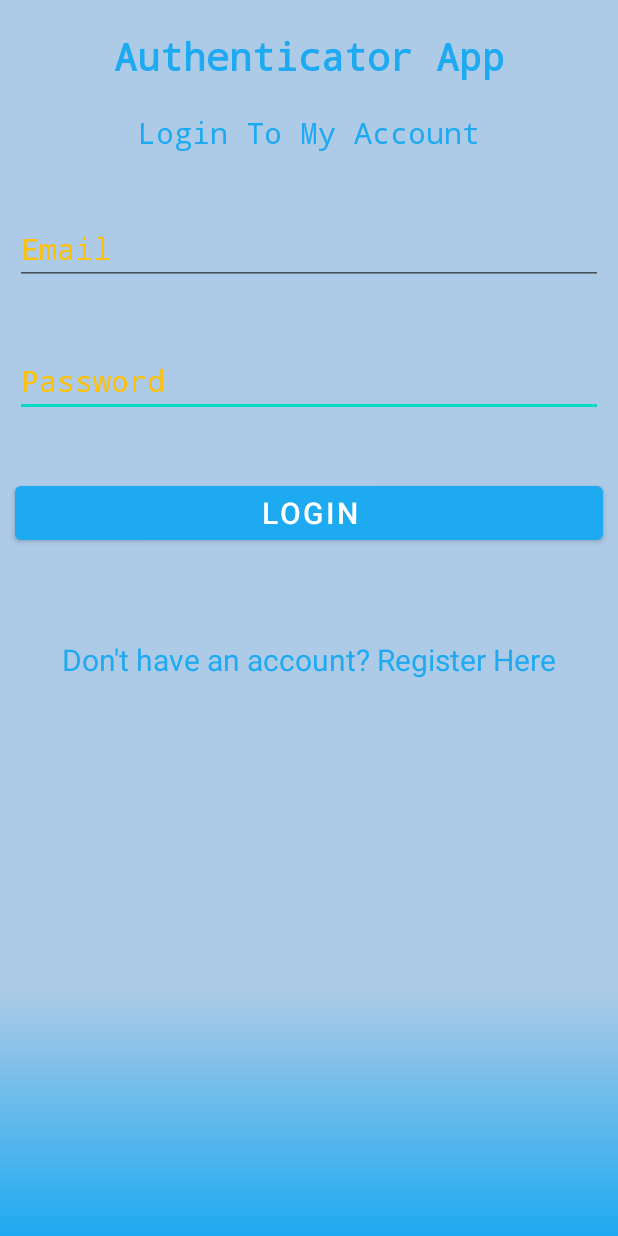
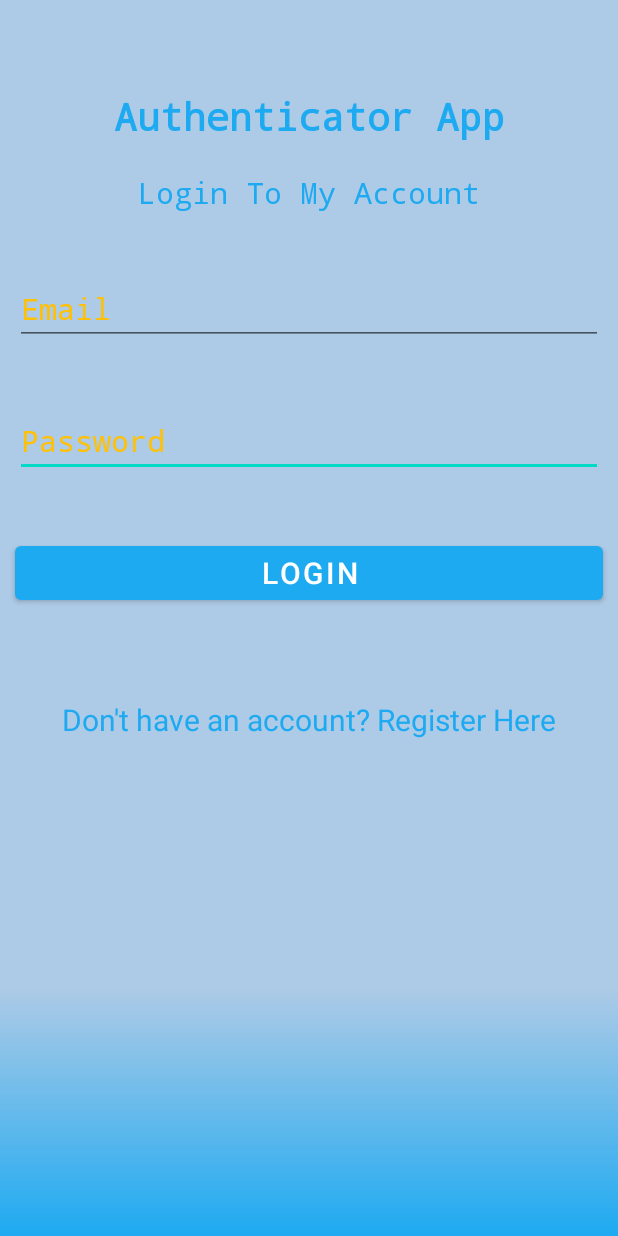
Before and after one commit to SimarjitBilkhuSB/MonitoredRooms, an Android app: the screen it shows after launch (LoginActivity), on a phone screen of 412 x 824 dp. Run offline under Robolectric (Android 15) with nearby library versions, the phone set to English and light mode, and no system bars; our stand-ins replace Firebase (no records; nobody signed in at launch, a user with empty details on screens opened directly).

Commit message:
Modified Login Screen

```diff
--- a/MonitoredRooms/app/src/main/res/layout/activity_login.xml
+++ b/MonitoredRooms/app/src/main/res/layout/activity_login.xml
@@ -58,7 +58,7 @@
         android:id="@+id/loginAuthenticatorTextView"
         android:layout_width="wrap_content"
         android:layout_height="wrap_content"
-        android:layout_marginTop="20dp"
+        android:layout_marginTop="60dp"
         android:fontFamily="monospace"
         android:text="Authenticator App"
         android:textColor="@color/light_blue"
--- a/MonitoredRooms/app/src/main/res/layout/activity_register.xml
+++ b/MonitoredRooms/app/src/main/res/layout/activity_register.xml
@@ -11,7 +11,7 @@
         android:id="@+id/registerAuthenticatorTextView"
         android:layout_width="wrap_content"
         android:layout_height="wrap_content"
-        android:layout_marginTop="20dp"
+        android:layout_marginTop="60dp"
         android:fontFamily="monospace"
         android:text="Authenticator App"
         android:textColor="@color/light_blue"
```
Also changed, not shown: MonitoredRooms/app/src/main/java/com/example/monitoredrooms/MonitoredRoomsActivity.java (+1 -21 lines), MonitoredRooms/app/src/main/java/com/example/monitoredrooms/ui/home/MonitoredRoomsFragment.java (+16 -0 lines).
